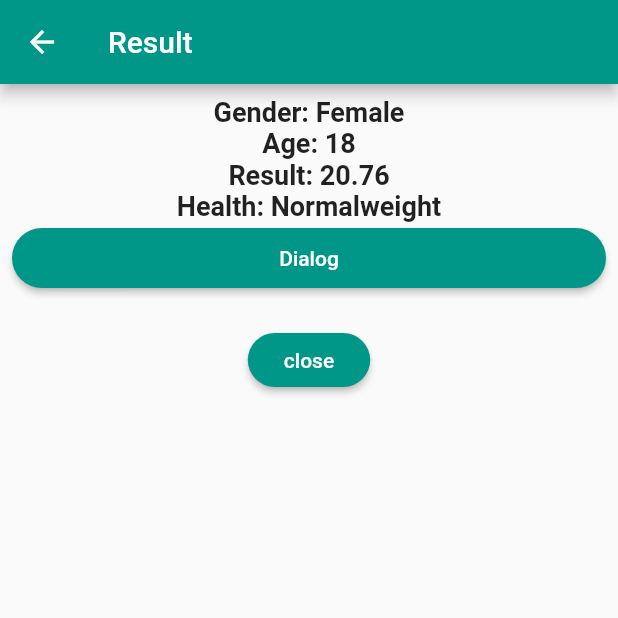
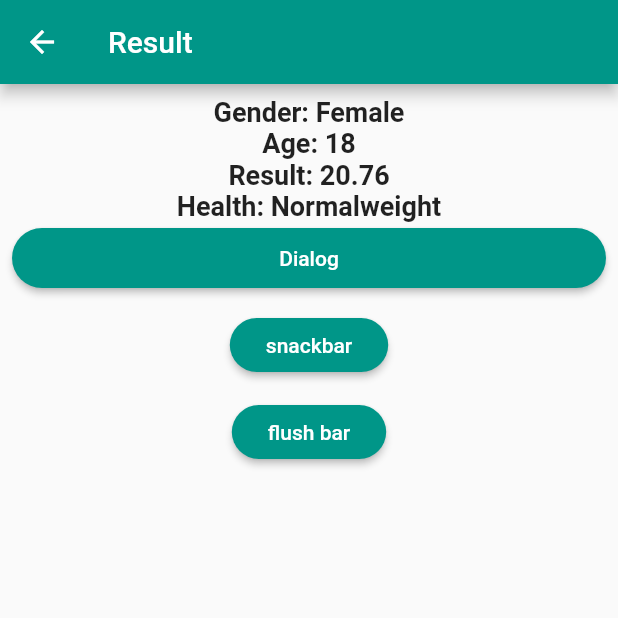
Before and after one commit to AyoubFrihaoui/BMI-DEMO-Flutter, a Flutter app: the screen it shows after launch, after a tap on "Calculate", on a phone screen of 412 x 824 dp, the top half of it. Run offline on Flutter 3.47's test engine with Material 2 defaults, Android fonts, the phone set to English and light mode, and no system bars; our stand-ins replace flutter_styled_toast; missing offline and left inert: flutter_flushbar.

Commit message:
flushBar demoed

```diff
--- a/bmi_demo/lib/result.dart
+++ b/bmi_demo/lib/result.dart
@@ -1,4 +1,5 @@
 import 'package:flutter/material.dart';
+import 'package:flutter_flushbar/flutter_flushbar.dart';
 
 class Result extends StatefulWidget {
   final double result;
@@ -87,9 +88,26 @@ class _ResultState extends State<Result> {
                     child: Text('Dialog')),
               ),
               SizedBox(
-                height: 20,
+                height: 10,
               ),
-              ElevatedButton(
+              snackbar(context),
+              SizedBox(
+                height: 10,
+              ),
+              flushbar(context)
+            ],
+          ),
+        ),
+      ),
+    );
+
+    // TODO: implement build
+    // ignore: dead_code
+    throw UnimplementedError();
+  }
+
+  ElevatedButton snackbar(BuildContext context) {
+    return ElevatedButton(
         onPressed: () {
           setState(() {
             appBarTitle = 'hi';
@@ -116,16 +134,38 @@ class _ResultState extends State<Result> {
                 borderRadius: BorderRadius.circular(20))),
         child: Padding(
           padding: const EdgeInsets.all(8.0),
-                    child: Text('close'),
-                  ))
-            ],
+          child: Text('snackbar'),
+        ));
+  }
+
+  ElevatedButton flushbar(BuildContext context) {
+    return ElevatedButton(
+        onPressed: () {
+          final flush = Flushbar(
+            mainButton: TextButton(
+              child: Icon(
+                Icons.close,
+                color: Colors.white,
               ),
+              onPressed: () {
+                Navigator.of(context).pop();
+              },
             ),
+            title: 'warning',
+            message: 'hhhh',
+            icon: Icon(
+              Icons.warning,
+              color: Colors.white,
             ),
           );
-
-    // TODO: implement build
-    // ignore: dead_code
-    throw UnimplementedError();
+          flush.show(context);
+        },
+        style: ElevatedButton.styleFrom(
+            shape: RoundedRectangleBorder(
+                borderRadius: BorderRadius.circular(20))),
+        child: Padding(
+          padding: const EdgeInsets.all(8.0),
+          child: Text('flush bar'),
+        ));
   }
 }
--- a/bmi_demo/pubspec.yaml
+++ b/bmi_demo/pubspec.yaml
@@ -37,6 +37,7 @@ dependencies:
   # Use with the CupertinoIcons class for iOS style icons.
   cupertino_icons: ^1.0.2
   url_launcher: ^6.1.11
+  flutter_flushbar: ^0.0.2
 
 dev_dependencies:
   flutter_test:
```
Also changed, not shown: bmi_demo/pubspec.lock. Lines whose indentation alone changed are shown as unchanged.
